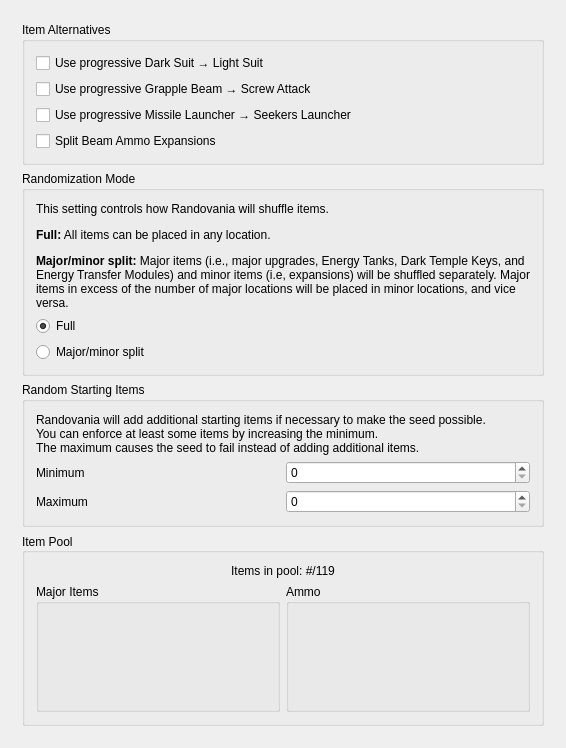
The window that randovania/gui/main_rules.ui (randovania/randovania) describes before a commit, drawn with Qt 5.
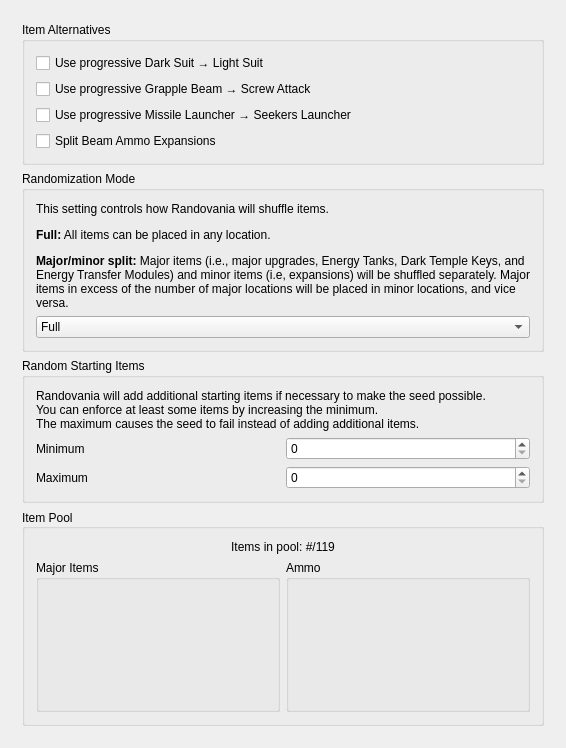
The same window after the commit.

Commit message: Change randomization mode radio buttons to a combo box

Patch:
```diff
--- a/randovania/gui/main_rules.ui
+++ b/randovania/gui/main_rules.ui
@@ -246,26 +246,17 @@
             </widget>
            </item>
            <item>
-            <widget class="QRadioButton" name="full_randomization_radio_button">
+            <widget class="QComboBox" name="randomization_mode_combo">
+             <item>
              <property name="text">
               <string>Full</string>
              </property>
-             <property name="checked">
-              <bool>true</bool>
-             </property>
-             <attribute name="buttonGroup">
-              <string notr="true">randomization_mode_radio_button_group</string>
-             </attribute>
-            </widget>
            </item>
            <item>
-            <widget class="QRadioButton" name="major_minor_split_radio_button">
              <property name="text">
               <string>Major/minor split</string>
              </property>
-             <attribute name="buttonGroup">
-              <string notr="true">randomization_mode_radio_button_group</string>
-             </attribute>
+             </item>
             </widget>
            </item>
           </layout>
```
Lines whose indentation alone changed are shown as unchanged. The commit also changes 1 other file.
